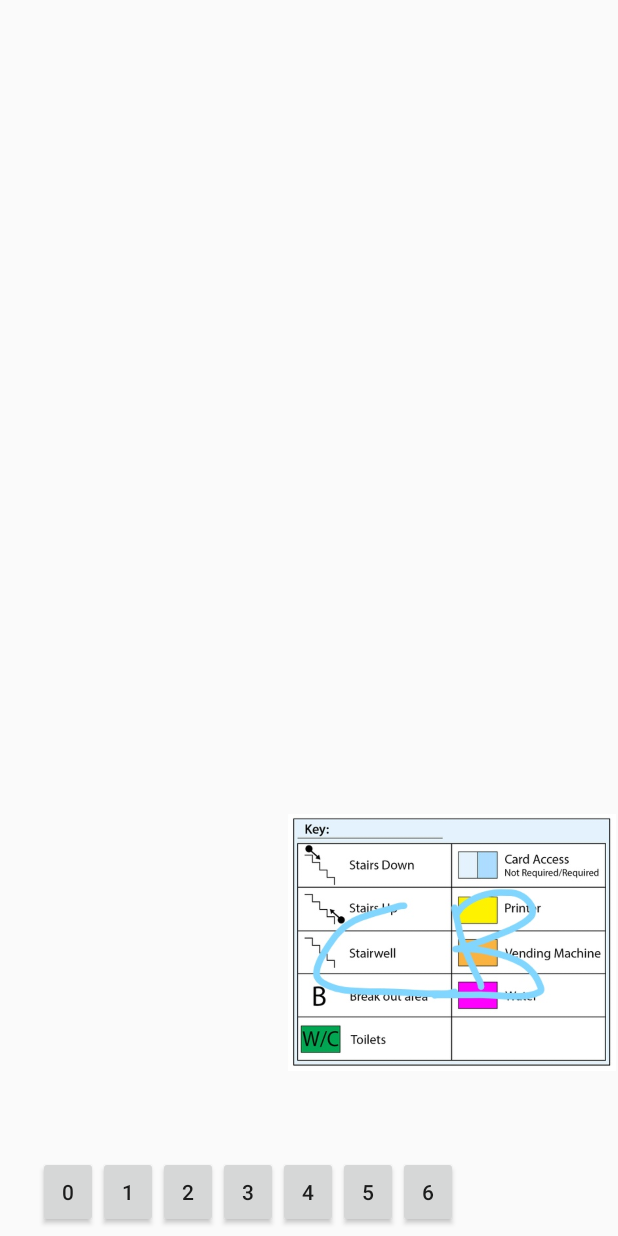
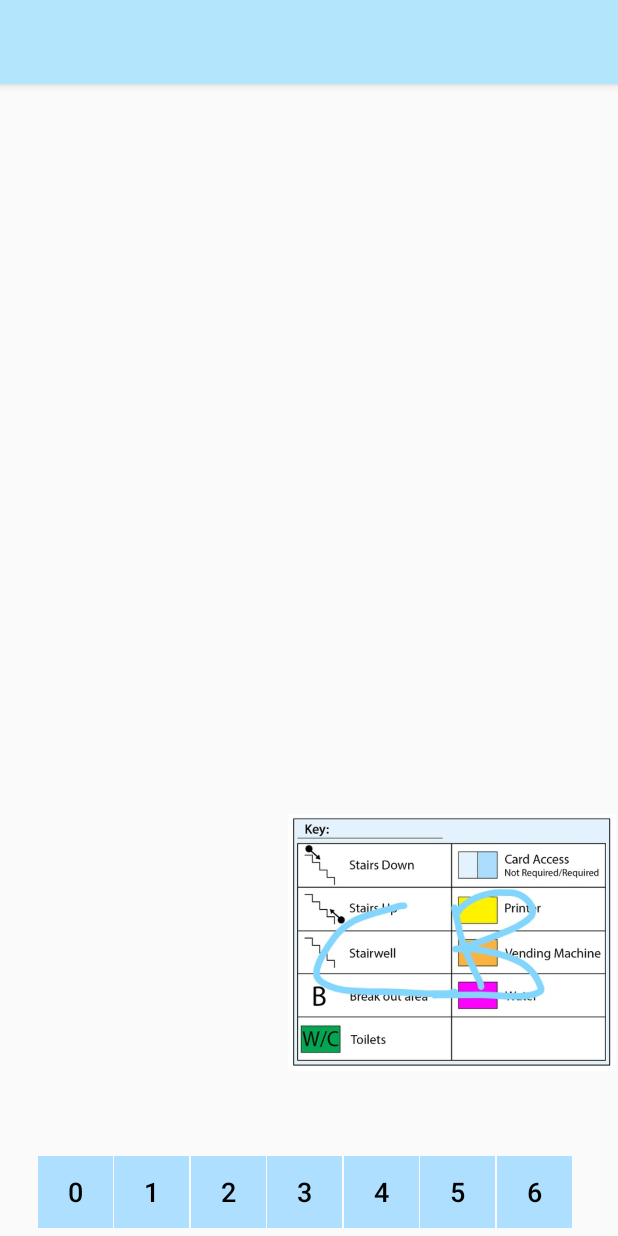
Before and after one commit to chrisgrigo/USB_Explore, an Android app: the screen it shows after launch (MapActivity), after a tap on an icon or button, on a phone screen of 412 x 824 dp. Run offline under Robolectric (Android 15) with nearby library versions, the phone set to English and light mode, and no system bars; libraries missing offline, so code that uses them is left out: com.daimajia.slider, com.davemorrissey.labs; plain views replace SubsamplingScaleImageView; 27 statements that could not run were skipped.

Commit message:
Map Layout Button Changes

```diff
--- a/app/src/main/java/com/example/grigo/usb_explore/MapActivity.java
+++ b/app/src/main/java/com/example/grigo/usb_explore/MapActivity.java
@@ -4,6 +4,8 @@ import android.app.Fragment;
 import android.content.Intent;
 import android.os.Bundle;
 import android.support.annotation.Nullable;
+import android.support.v7.app.AppCompatActivity;
+import android.support.v7.widget.Toolbar;
 import android.util.Log;
 
 import com.example.grigo.usb_explore.R.id;
@@ -48,6 +50,9 @@ public class MapActivity extends AbstractFragmentsActivity {
     protected void onCreate(@Nullable Bundle savedInstanceState) {
         super.onCreate(savedInstanceState);
         floorSetup();
+
+
+
     }
 
     @Override
--- a/app/src/main/res/layout/pin_view_fragment.xml
+++ b/app/src/main/res/layout/pin_view_fragment.xml
@@ -4,107 +4,154 @@
 
     <com.example.grigo.usb_explore.PinView style="@style/mainPanel" android:id="@+id/mapView"/>
 
+    <android.widget.Toolbar
+        android:id="@+id/map_toolbar"
+        android:layout_width="match_parent"
+        android:layout_height="?attr/actionBarSize"
+        android:background="#b3e5fc"
+        android:elevation="4dp"
+         />
+
+
     <Button
         android:id="@+id/btnDirectionsTo"
-        android:layout_width="wrap_content"
+        style="@style/Widget.AppCompat.Button.Borderless.Colored"
+        android:layout_width="110dp"
         android:layout_height="wrap_content"
         android:layout_alignParentBottom="true"
         android:layout_alignParentStart="true"
         android:layout_marginBottom="60dp"
         android:layout_marginStart="25dp"
+        android:background="@color/colorPrimary"
         android:text="@string/directions_to"
-        android:visibility="invisible"/>
+        android:textColor="@color/black"
+        android:textSize="14sp"
+        android:visibility="invisible" />
 
     <Button
         android:id="@+id/btnGo"
+        style="@style/Widget.AppCompat.Button.Borderless.Colored"
+        android:background="@color/colorPrimary"
+        android:textColor="@color/black"
         android:layout_width="50dp"
         android:layout_height="wrap_content"
         android:layout_alignParentBottom="true"
         android:layout_alignParentEnd="true"
         android:layout_marginBottom="60dp"
-        android:layout_marginEnd="120dp"
+        android:layout_marginEnd="133dp"
         android:text="@string/go"
         android:visibility="invisible"/>
 
     <Button
         android:id="@+id/btnCancelDirectionsTo"
+        style="@style/Widget.AppCompat.Button.Borderless.Colored"
+        android:background="@color/colorPrimary"
+        android:textColor="@color/black"
         android:layout_width="wrap_content"
         android:layout_height="wrap_content"
         android:layout_alignParentBottom="true"
         android:layout_alignParentEnd="true"
         android:layout_marginBottom="60dp"
-        android:layout_marginEnd="18dp"
+        android:layout_marginEnd="30dp"
         android:text="@string/cancel_directions_to"
         android:visibility="invisible"/>
 
     <Button
         android:id="@+id/btnFloor0"
-        android:layout_width="40dp"
+        style="@style/Widget.AppCompat.Button.Borderless.Colored"
+        android:layout_width="50dp"
         android:layout_height="wrap_content"
         android:layout_alignParentBottom="true"
         android:layout_alignParentStart="true"
         android:layout_marginBottom="5dp"
         android:layout_marginStart="25dp"
-        android:text="@string/floor0"/>
+        android:background="@color/colorPrimary"
+        android:text="@string/floor0"
+        android:textColor="@color/black"
+        android:textSize="18sp" />
 
     <Button
         android:id="@+id/btnFloor1"
-        android:layout_width="40dp"
+        style="@style/Widget.AppCompat.Button.Borderless.Colored"
+        android:background="@color/colorPrimary"
+        android:textColor="@color/black"
+        android:textSize="18sp"
+        android:layout_width="50dp"
         android:layout_height="wrap_content"
         android:layout_alignParentBottom="true"
         android:layout_alignParentStart="true"
         android:layout_marginBottom="5dp"
-        android:layout_marginStart="65dp"
+        android:layout_marginStart="76dp"
         android:text="@string/floor1"/>
 
     <Button
         android:id="@+id/btnFloor2"
-        android:layout_width="40dp"
+        style="@style/Widget.AppCompat.Button.Borderless.Colored"
+        android:background="@color/colorPrimary"
+        android:textColor="@color/black"
+        android:textSize="18sp"
+        android:layout_width="50dp"
         android:layout_height="wrap_content"
         android:layout_alignParentBottom="true"
         android:layout_alignParentStart="true"
         android:layout_marginBottom="5dp"
-        android:layout_marginStart="105dp"
+        android:layout_marginStart="127dp"
         android:text="@string/floor2"/>
 
     <Button
         android:id="@+id/btnFloor3"
-        android:layout_width="40dp"
+        style="@style/Widget.AppCompat.Button.Borderless.Colored"
+        android:background="@color/colorPrimary"
+        android:textColor="@color/black"
+        android:textSize="18sp"
+        android:layout_width="50dp"
         android:layout_height="wrap_content"
         android:layout_alignParentBottom="true"
         android:layout_alignParentStart="true"
         android:layout_marginBottom="5dp"
-        android:layout_marginStart="145dp"
+        android:layout_marginStart="178dp"
         android:text="@string/floor3"/>
 
     <Button
         android:id="@+id/btnFloor4"
-        android:layout_width="40dp"
+        style="@style/Widget.AppCompat.Button.Borderless.Colored"
+        android:background="@color/colorPrimary"
+        android:textColor="@color/black"
+        android:textSize="18sp"
+        android:layout_width="50dp"
         android:layout_height="wrap_content"
         android:layout_alignParentBottom="true"
         android:layout_alignParentStart="true"
         android:layout_marginBottom="5dp"
-        android:layout_marginStart="185dp"
+        android:layout_marginStart="229dp"
         android:text="@string/floor4"/>
 
     <Button
         android:id="@+id/btnFloor5"
-        android:layout_width="40dp"
+        style="@style/Widget.AppCompat.Button.Borderless.Colored"
+        android:background="@color/colorPrimary"
+        android:textColor="@color/black"
+        android:textSize="18sp"
+        android:layout_width="50dp"
         android:layout_height="wrap_content"
         android:layout_alignParentBottom="true"
         android:layout_alignParentStart="true"
         android:layout_marginBottom="5dp"
-        android:layout_marginStart="225dp"
+        android:layout_marginStart="280dp"
         android:text="@string/floor5"/>
 
     <Button
         android:id="@+id/btnFloor6"
-        android:layout_width="40dp"
+        style="@style/Widget.AppCompat.Button.Borderless.Colored"
+        android:background="@color/colorPrimary"
+        android:textColor="@color/black"
+        android:textSize="18sp"
+        android:layout_width="50dp"
         android:layout_height="wrap_content"
         android:layout_alignParentBottom="true"
         android:layout_alignParentStart="true"
         android:layout_marginBottom="5dp"
-        android:layout_marginStart="265dp"
+        android:layout_marginStart="331dp"
         android:text="@string/floor6"/>
 
     <ImageView
```
